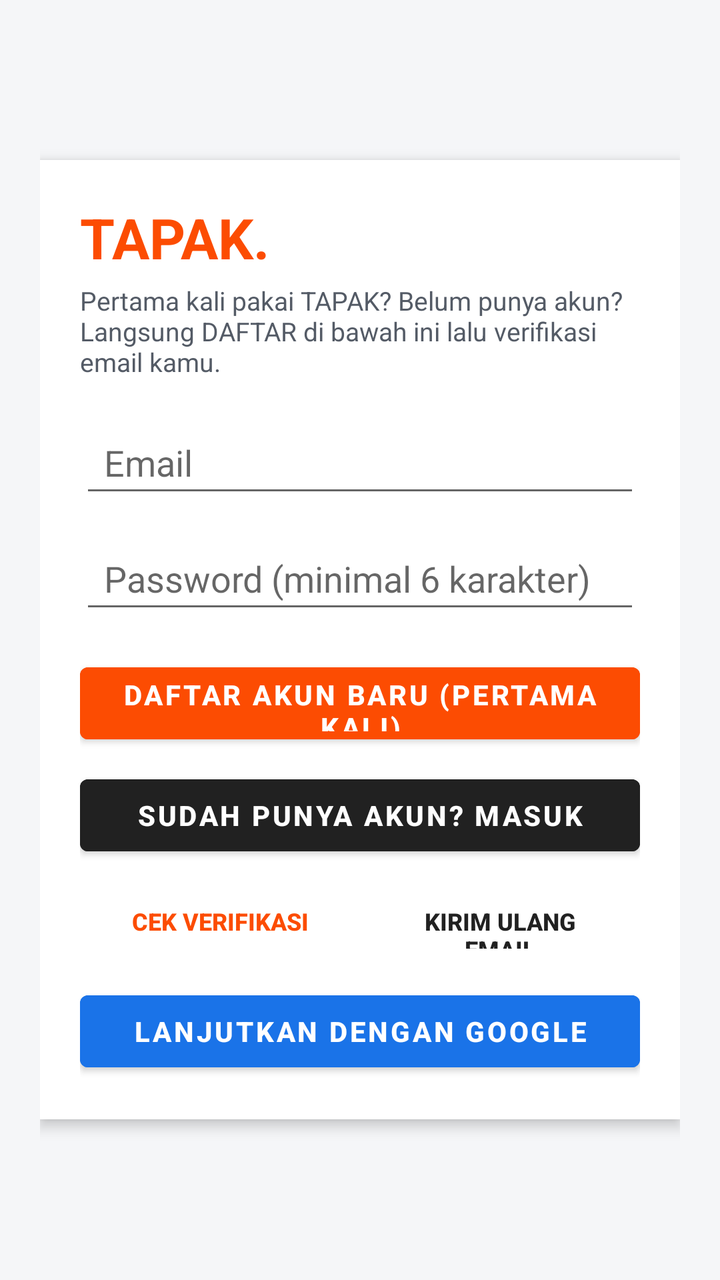
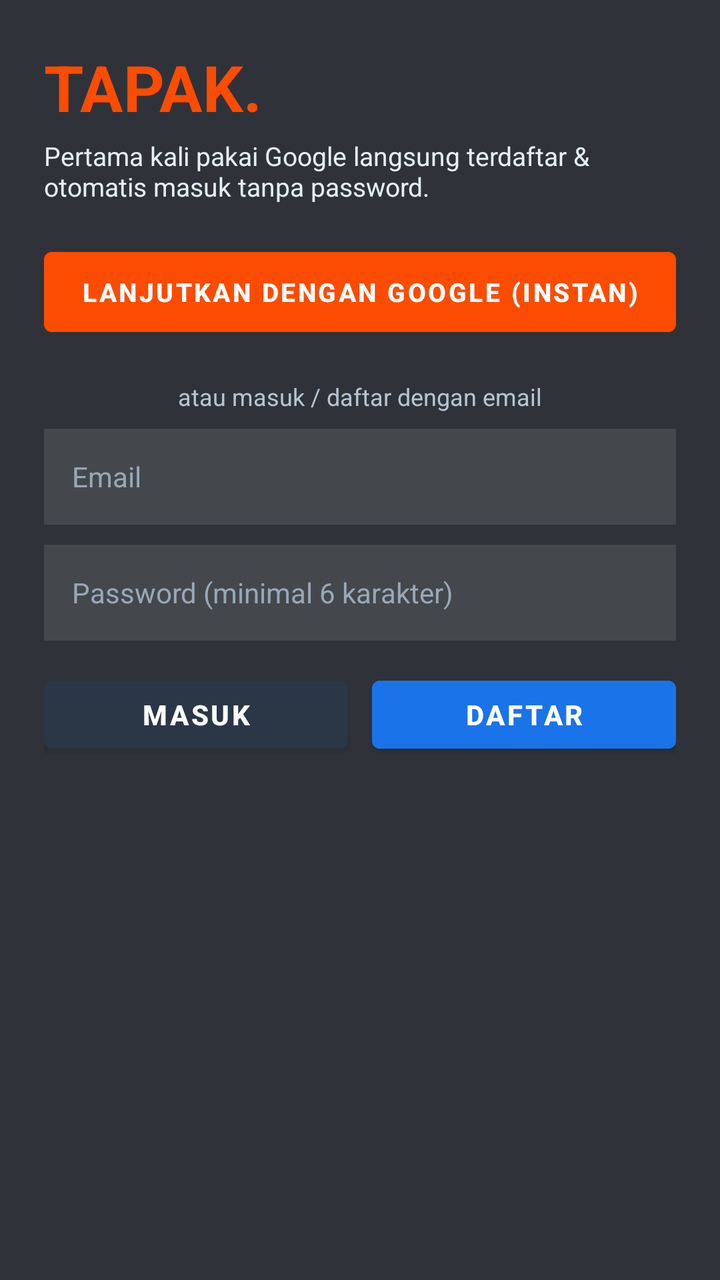

Screens rendered from an Android XML layout before and after an edit, with the pre-edit source and the edit as a unified diff.
<!-- AndroidManifest.xml: application theme Theme.MaterialComponents.Light.NoActionBar -->
<!-- res/layout/activity_login.xml -->
<?xml version="1.0" encoding="utf-8"?>
<LinearLayout xmlns:android="http://schemas.android.com/apk/res/android"
    android:layout_width="match_parent"
    android:layout_height="match_parent"
    android:background="#F5F6F8"
    android:gravity="center"
    android:orientation="vertical"
    android:padding="20dp">

    <LinearLayout
        android:layout_width="match_parent"
        android:layout_height="wrap_content"
        android:background="#FFFFFF"
        android:elevation="4dp"
        android:orientation="vertical"
        android:padding="20dp">

        <TextView
            android:layout_width="wrap_content"
            android:layout_height="wrap_content"
            android:text="TAPAK."
            android:textColor="#FC4C02"
            android:textSize="28sp"
            android:textStyle="bold" />

        <TextView
            android:id="@+id/tvFirstTimeHint"
            android:layout_width="match_parent"
            android:layout_height="wrap_content"
            android:layout_marginTop="4dp"
            android:layout_marginBottom="16dp"
            android:text="Pertama kali pakai TAPAK? Belum punya akun? Langsung DAFTAR di bawah ini lalu verifikasi email kamu."
            android:textColor="#545B66"
            android:textSize="13sp" />

        <EditText
            android:id="@+id/etEmail"
            android:layout_width="match_parent"
            android:layout_height="48dp"
            android:hint="Email"
            android:inputType="textEmailAddress"
            android:paddingHorizontal="12dp" />

        <EditText
            android:id="@+id/etPassword"
            android:layout_width="match_parent"
            android:layout_height="48dp"
            android:layout_marginTop="10dp"
            android:hint="Password (minimal 6 karakter)"
            android:inputType="textPassword"
            android:paddingHorizontal="12dp" />

        <Button
            android:id="@+id/btnRegisterEmail"
            android:layout_width="match_parent"
            android:layout_height="48dp"
            android:layout_marginTop="16dp"
            android:backgroundTint="#FC4C02"
            android:text="DAFTAR AKUN BARU (PERTAMA KALI)"
            android:textColor="#FFFFFF"
            android:textStyle="bold" />

        <Button
            android:id="@+id/btnLoginEmail"
            android:layout_width="match_parent"
            android:layout_height="48dp"
            android:layout_marginTop="8dp"
            android:backgroundTint="#212121"
            android:text="SUDAH PUNYA AKUN? MASUK"
            android:textColor="#FFFFFF"
            android:textStyle="bold" />

        <LinearLayout
            android:layout_width="match_parent"
            android:layout_height="wrap_content"
            android:layout_marginTop="8dp"
            android:orientation="horizontal"
            android:weightSum="2">

            <Button
                android:id="@+id/btnCheckVerified"
                style="?android:attr/borderlessButtonStyle"
                android:layout_width="0dp"
                android:layout_height="42dp"
                android:layout_weight="1"
                android:text="CEK VERIFIKASI"
                android:textColor="#FC4C02"
                android:textSize="12sp"
                android:textStyle="bold" />

            <Button
                android:id="@+id/btnResendVerification"
                style="?android:attr/borderlessButtonStyle"
                android:layout_width="0dp"
                android:layout_height="42dp"
                android:layout_weight="1"
                android:text="KIRIM ULANG EMAIL"
                android:textColor="#212121"
                android:textSize="12sp"
                android:textStyle="bold" />
        </LinearLayout>

        <Button
            android:id="@+id/btnGoogleSignIn"
            android:layout_width="match_parent"
            android:layout_height="48dp"
            android:layout_marginTop="10dp"
            android:backgroundTint="#1A73E8"
            android:text="LANJUTKAN DENGAN GOOGLE"
            android:textColor="#FFFFFF"
            android:textStyle="bold" />

        <ProgressBar
            android:id="@+id/progressAuth"
            android:layout_width="wrap_content"
            android:layout_height="wrap_content"
            android:layout_gravity="center"
            android:layout_marginTop="12dp"
            android:visibility="gone" />
    </LinearLayout>
</LinearLayout>
<!-- resources referenced by this layout -->
<resources>

</resources>

<!-- the commit's change to res/layout/activity_login.xml (unified diff, before → after) -->
@@ -1,114 +1,112 @@
 <?xml version="1.0" encoding="utf-8"?>
-<LinearLayout xmlns:android="http://schemas.android.com/apk/res/android"
+<ScrollView xmlns:android="http://schemas.android.com/apk/res/android"
     android:layout_width="match_parent"
     android:layout_height="match_parent"
-    android:background="#F5F6F8"
-    android:gravity="center"
-    android:orientation="vertical"
-    android:padding="20dp">
+    android:background="#0F141B"
+    android:fillViewport="true">
 
     <LinearLayout
+        android:id="@+id/glassCard"
         android:layout_width="match_parent"
         android:layout_height="wrap_content"
-        android:background="#FFFFFF"
-        android:elevation="4dp"
+        android:layout_gravity="center"
+        android:layout_margin="20dp"
+        android:background="#22FFFFFF"
         android:orientation="vertical"
-        android:padding="20dp">
+        android:padding="22dp">
 
         <TextView
+            android:id="@+id/tvLogoTitle"
             android:layout_width="wrap_content"
             android:layout_height="wrap_content"
             android:text="TAPAK."
             android:textColor="#FC4C02"
-            android:textSize="28sp"
+            android:textSize="32sp"
             android:textStyle="bold" />
 
         <TextView
-            android:id="@+id/tvFirstTimeHint"
             android:layout_width="match_parent"
             android:layout_height="wrap_content"
             android:layout_marginTop="4dp"
-            android:layout_marginBottom="16dp"
-            android:text="Pertama kali pakai TAPAK? Belum punya akun? Langsung DAFTAR di bawah ini lalu verifikasi email kamu."
-            android:textColor="#545B66"
+            android:layout_marginBottom="18dp"
+            android:text="Pertama kali pakai Google langsung terdaftar &amp; otomatis masuk tanpa password."
+            android:textColor="#E6EEF8"
             android:textSize="13sp" />
+
+        <Button
+            android:id="@+id/btnGoogleSignIn"
+            android:layout_width="match_parent"
+            android:layout_height="52dp"
+            android:backgroundTint="#FC4C02"
+            android:text="LANJUTKAN DENGAN GOOGLE (INSTAN)"
+            android:textColor="#FFFFFF"
+            android:textSize="13sp"
+            android:textStyle="bold" />
+
+        <TextView
+            android:layout_width="match_parent"
+            android:layout_height="wrap_content"
+            android:layout_marginTop="18dp"
+            android:layout_marginBottom="8dp"
+            android:gravity="center"
+            android:text="atau masuk / daftar dengan email"
+            android:textColor="#B8C4D4"
+            android:textSize="12sp" />
 
         <EditText
             android:id="@+id/etEmail"
             android:layout_width="match_parent"
             android:layout_height="48dp"
+            android:background="#1AFFFFFF"
             android:hint="Email"
             android:inputType="textEmailAddress"
-            android:paddingHorizontal="12dp" />
+            android:paddingHorizontal="14dp"
+            android:textColor="#FFFFFF"
+            android:textColorHint="#9AA7B8"
+            android:textSize="14sp" />
 
         <EditText
             android:id="@+id/etPassword"
             android:layout_width="match_parent"
             android:layout_height="48dp"
             android:layout_marginTop="10dp"
+            android:background="#1AFFFFFF"
             android:hint="Password (minimal 6 karakter)"
             android:inputType="textPassword"
-            android:paddingHorizontal="12dp" />
-
-        <Button
-            android:id="@+id/btnRegisterEmail"
-            android:layout_width="match_parent"
-            android:layout_height="48dp"
-            android:layout_marginTop="16dp"
-            android:backgroundTint="#FC4C02"
-            android:text="DAFTAR AKUN BARU (PERTAMA KALI)"
+            android:paddingHorizontal="14dp"
             android:textColor="#FFFFFF"
-            android:textStyle="bold" />
-
-        <Button
-            android:id="@+id/btnLoginEmail"
-            android:layout_width="match_parent"
-            android:layout_height="48dp"
-            android:layout_marginTop="8dp"
-            android:backgroundTint="#212121"
-            android:text="SUDAH PUNYA AKUN? MASUK"
-            android:textColor="#FFFFFF"
-            android:textStyle="bold" />
+            android:textColorHint="#9AA7B8"
+            android:textSize="14sp" />
 
         <LinearLayout
             android:layout_width="match_parent"
             android:layout_height="wrap_content"
-            android:layout_marginTop="8dp"
+            android:layout_marginTop="14dp"
             android:orientation="horizontal"
             android:weightSum="2">
 
             <Button
-                android:id="@+id/btnCheckVerified"
-                style="?android:attr/borderlessButtonStyle"
+                android:id="@+id/btnLoginEmail"
                 android:layout_width="0dp"
-                android:layout_height="42dp"
+                android:layout_height="46dp"
+                android:layout_marginEnd="6dp"
                 android:layout_weight="1"
-                android:text="CEK VERIFIKASI"
-                android:textColor="#FC4C02"
-                android:textSize="12sp"
+                android:backgroundTint="#2B3646"
+                android:text="MASUK"
+                android:textColor="#FFFFFF"
                 android:textStyle="bold" />
 
             <Button
-                android:id="@+id/btnResendVerification"
-                style="?android:attr/borderlessButtonStyle"
+                android:id="@+id/btnRegisterEmail"
                 android:layout_width="0dp"
-                android:layout_height="42dp"
+                android:layout_height="46dp"
+                android:layout_marginStart="6dp"
                 android:layout_weight="1"
-                android:text="KIRIM ULANG EMAIL"
-                android:textColor="#212121"
-                android:textSize="12sp"
+                android:backgroundTint="#1A73E8"
+                android:text="DAFTAR"
+                android:textColor="#FFFFFF"
                 android:textStyle="bold" />
         </LinearLayout>
-
-        <Button
-            android:id="@+id/btnGoogleSignIn"
-            android:layout_width="match_parent"
-            android:layout_height="48dp"
-            android:layout_marginTop="10dp"
-            android:backgroundTint="#1A73E8"
-            android:text="LANJUTKAN DENGAN GOOGLE"
-            android:textColor="#FFFFFF"
-            android:textStyle="bold" />
 
         <ProgressBar
             android:id="@+id/progressAuth"
@@ -116,6 +114,7 @@
             android:layout_height="wrap_content"
             android:layout_gravity="center"
             android:layout_marginTop="12dp"
+            android:indeterminateTint="#FC4C02"
             android:visibility="gone" />
     </LinearLayout>
-</LinearLayout>
+</ScrollView>
